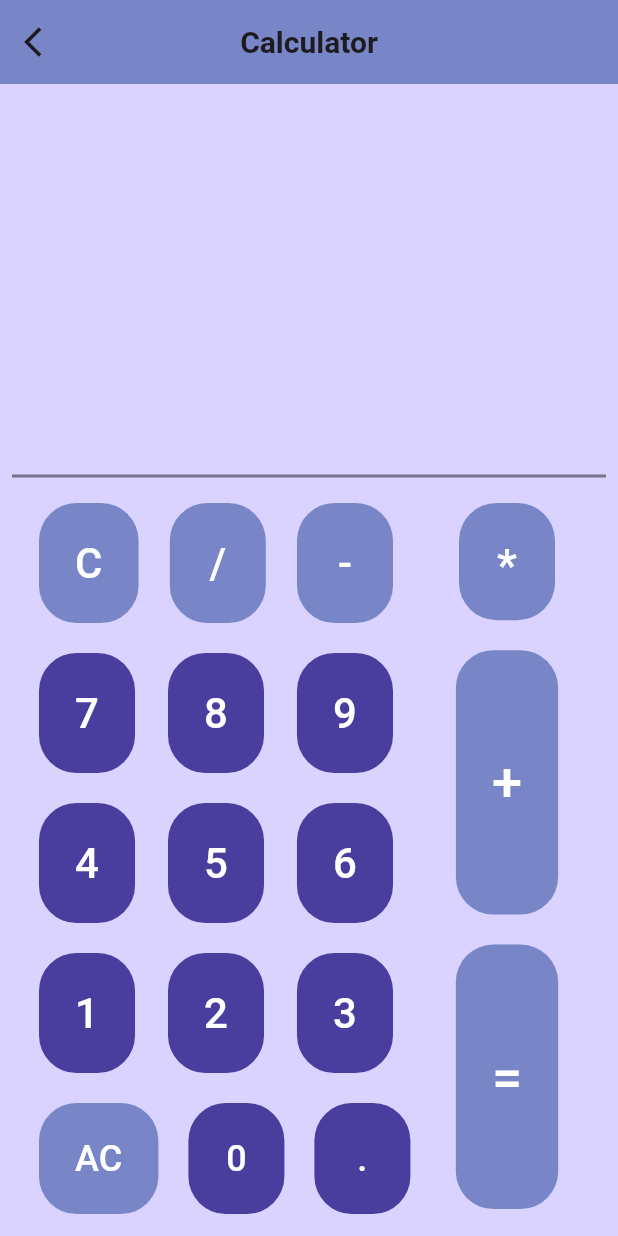
After one commit to zahraahmadi023/project, a Flutter app: the CalculatorScreen screen opened by its route, after a tap on "AC", on a phone screen of 412 x 824 dp. The commit adds this screen. Run offline on Flutter 3.47's test engine with Material 3 defaults, Android fonts, the phone set to English and light mode, and no system bars; our stand-ins replace country_picker, go_router.

Commit message:
adding sidbar and pages

```diff
--- /dev/null
+++ b/lib/cal_botton.dart
@@ -0,0 +1,42 @@
+import 'package:flutter/material.dart';
+
+class CalcButton extends StatelessWidget {
+  final String text;
+  final int fillColor;
+  final int textColor;
+  final double textSize;
+  final void Function(String) callback;
+
+  const CalcButton({
+    required this.text,
+    required this.fillColor,
+    this.textColor = 0xFFFFFFFF,
+    this.textSize = 28,
+    required this.callback,
+    super.key,
+  });
+
+  @override
+  Widget build(BuildContext context) {
+    return Container(
+      margin: const EdgeInsets.all(10),
+      child: TextButton(
+        onPressed: () => callback(text),
+        style: TextButton.styleFrom(
+          backgroundColor: Color(fillColor),
+          padding: const EdgeInsets.symmetric(vertical: 20, horizontal: 24),
+          shape: RoundedRectangleBorder(
+            borderRadius: BorderRadius.circular(25),
+          ),
+        ),
+        child: Text(
+          text,
+          style: TextStyle(
+            fontSize: textSize,
+            color: Color(textColor),
+          ),
+        ),
+      ),
+    );
+  }
+}
--- /dev/null
+++ b/lib/calculator_screen.dart
@@ -0,0 +1,232 @@
+
+import 'package:flutter/cupertino.dart';
+import 'package:flutter/material.dart';
+import 'package:go_router/go_router.dart';
+
+import 'cal_botton.dart';
+
+class CalculatorScreen extends StatefulWidget {
+  @override
+  State<CalculatorScreen> createState() => _CalculatorScreenState();
+}
+
+class _CalculatorScreenState extends State<CalculatorScreen> {
+  late int firstNum = 0;
+  late int secondNum = 0;
+  String history = '';
+  String textToDisplay = '';
+  late String res;
+  late String operation = '';
+
+  void btnOnClick(String bnVal) {
+    if (bnVal == "AC") {
+      setState(() {
+        textToDisplay = "";
+        firstNum = 0;
+        secondNum = 0;
+        res = "";
+        operation = "";
+      });
+      return;
+    }
+
+    if (bnVal == "C") {
+      setState(() {
+        if (textToDisplay.isNotEmpty) {
+          textToDisplay = textToDisplay.substring(0, textToDisplay.length - 1);
+        }
+      });
+      return;
+    }
+
+    if (bnVal == "=") {
+      if (operation.isNotEmpty && textToDisplay.isNotEmpty) {
+        secondNum = int.tryParse(textToDisplay) ?? 0;
+        switch (operation) {
+          case '+':
+            res = (firstNum + secondNum).toString();
+            break;
+          case '-':
+            res = (firstNum - secondNum).toString();
+            break;
+          case '*':
+            res = (firstNum * secondNum).toString();
+            break;
+          case '/':
+            res = secondNum != 0
+                ? (firstNum / secondNum).toStringAsFixed(2)
+                : "Error";
+            break;
+        }
+        setState(() {
+          history = "$firstNum $operation $secondNum = $res";
+          textToDisplay = res;
+          operation = "";
+        });
+      }
+      return;
+    }
+
+    if (['+', '-', '*', '/'].contains(bnVal)) {
+      if (textToDisplay.isNotEmpty) {
+        firstNum = int.tryParse(textToDisplay) ?? 0;
+        setState(() {
+          operation = bnVal;
+          textToDisplay = "";
+          history = "$firstNum $operation";
+        });
+      }
+      return;
+    }
+
+    setState(() {
+      textToDisplay += bnVal;
+    });
+  }
+
+  @override
+  Widget build(BuildContext context) {
+    final screenWidth = MediaQuery.of(context).size.width;
+
+    return Scaffold(
+      backgroundColor: const Color(0xFFDAD2FF),
+      appBar: AppBar(
+        leading: IconButton(onPressed: (){
+          context.go('/home');
+        }, icon: Icon(Icons.arrow_back_ios)),
+        title: const Text(
+          "Calculator",
+          style: TextStyle(fontSize: 20, fontWeight: FontWeight.bold),
+        ),
+        backgroundColor: const Color(0xFF7886C7),
+        centerTitle: true,
+      ),
+      body: Center(
+        child: Container(
+          width: screenWidth < 500 ? double.infinity : 500,
+          padding: const EdgeInsets.all(8),
+          child: Column(
+            children: [
+              Expanded(
+                flex:2,
+                child: Container(
+                  alignment: Alignment.bottomRight,
+                  padding: const EdgeInsets.all(16),
+                  child: Column(
+                    crossAxisAlignment: CrossAxisAlignment.end,
+                    mainAxisAlignment: MainAxisAlignment.end,
+                    children: [
+                      Text(
+                        history,
+                        style: TextStyle(fontSize: 32, color: Colors.black45),
+                      ),
+                      const SizedBox(height: 10),
+                      Text(
+                        textToDisplay,
+                        style: TextStyle(fontSize: 48, color: Colors.black),
+                      ),
+                    ],
+                  ),
+                ),
+              ),
+              const Divider(thickness: 2, color: Colors.black45),
+              Expanded(
+                flex: 4,
+                child: Row(
+                  children: [
+                    Expanded(
+                      flex: 4,
+                      child: Padding(
+                        padding: const EdgeInsets.only(left: 8),
+                        child: Column(
+                          mainAxisAlignment: MainAxisAlignment.spaceEvenly,
+                          children: [
+                            Row(
+                              mainAxisAlignment: MainAxisAlignment.spaceBetween,
+                              children: [
+                                CalcButton(text: "C", fillColor: 0xFF7886C7, callback: btnOnClick),
+                                CalcButton(text: "/", fillColor: 0xFF7886C7, callback: btnOnClick),
+                                CalcButton(text: "-", fillColor: 0xFF7886C7, callback: btnOnClick),
+                              ],
+                            ),
+                            Row(
+                              mainAxisAlignment: MainAxisAlignment.spaceBetween,
+                              children: [
+                                CalcButton(text: "7", fillColor: 0xFF493D9E, callback: btnOnClick),
+                                CalcButton(text: "8", fillColor: 0xFF493D9E, callback: btnOnClick),
+                                CalcButton(text: "9", fillColor: 0xFF493D9E, callback: btnOnClick),
+                              ],
+                            ),
+                            Row(
+                              mainAxisAlignment: MainAxisAlignment.spaceBetween,
+                              children: [
+                                CalcButton(text: "4", fillColor: 0xFF493D9E, callback: btnOnClick),
+                                CalcButton(text: "5", fillColor: 0xFF493D9E, callback: btnOnClick),
+                                CalcButton(text: "6", fillColor: 0xFF493D9E, callback: btnOnClick),
+                              ],
+                            ),
+                            Row(
+                              mainAxisAlignment: MainAxisAlignment.spaceBetween,
+                              children: [
+                                CalcButton(text: "1", fillColor: 0xFF493D9E, callback: btnOnClick),
+                                CalcButton(text: "2", fillColor: 0xFF493D9E, callback: btnOnClick),
+                                CalcButton(text: "3", fillColor: 0xFF493D9E, callback: btnOnClick),
+                              ],
+                            ),
+                            Row(
+                              mainAxisAlignment: MainAxisAlignment.spaceBetween,
+                              children: [
+                                CalcButton(text: "AC", fillColor: 0xFF7886C7, textSize: 24, callback: btnOnClick),
+                                CalcButton(text: "0", fillColor: 0xFF493D9E, textSize: 24, callback: btnOnClick),
+                                CalcButton(text: ".", fillColor: 0xFF493D9E, textSize: 24, callback: btnOnClick),
+                              ],
+                            ),
+                          ],
+                        ),
+                      ),
+                    ),
+                    Expanded(
+                      flex: 2,
+                      child: Column(
+                        children: [
+                          Expanded(
+                            flex: 1,
+                            child: CalcButton(
+                              text: "*",
+                              fillColor: 0xFF7886C7,
+                              textSize: 30,
+                              callback: btnOnClick,
+                            ),
+                          ),
+                          Expanded(
+                            flex: 2,
+                            child: CalcButton(
+                              text: "+",
+                              fillColor: 0xFF7886C7,
+                              textSize: 36,
+                              callback: btnOnClick,
+                            ),
+                          ),
+                          Expanded(
+                            flex: 2,
+                            child: CalcButton(
+                              text: "=",
+                              fillColor: 0xFF7886C7,
+                              textSize: 36,
+                              callback: btnOnClick,
+                            ),
+                          ),
+                        ],
+                      ),
+                    ),
+                  ],
+                ),
+              ),
+
+            ],
+          ),
+        ),
+      ),
+    );
+  }
+}
--- a/lib/main.dart
+++ b/lib/main.dart
@@ -1,37 +1,22 @@
 import 'package:flutter/material.dart';
 import 'package:go_router/go_router.dart';
-import 'package:project/Login.dart';
-import 'package:project/password.dart';
+import 'package:project/home_screen.dart';
+import 'package:project/login_otp/login_screen.dart';
+import 'package:project/login_otp/otp_screen.dart';
+import 'package:project/widgets/go_router.dart';
+
 
 void main() {
   runApp(MyApp());
 }
 
 class MyApp extends StatelessWidget {
-  final GoRouter _router = GoRouter(
-    routes: [
-      GoRoute(
-        path: '/',
-        builder: (context, state) => Login(),
-      ),
-      GoRoute(
-        path: '/second/:code',
-        builder: (context, state) {
-          final code = state.pathParameters['code'] ?? '';
-          return Pass(number: code);
-        },
-      ),
-    ],
-  );
+  const MyApp({super.key});
 
-  MyApp({super.key});
-
-  // This widget is the root of your application.
   @override
   Widget build(BuildContext context) {
     return MaterialApp.router(
-      routerConfig: _router,
-      title: 'مثال go_router',
+      routerConfig: AppRouter.router,
       debugShowCheckedModeBanner: false,
     );
   }
--- /dev/null
+++ b/lib/widgets/go_router.dart
@@ -0,0 +1,49 @@
+import 'package:flutter/material.dart';
+import 'package:go_router/go_router.dart';
+import 'package:project/about_screen.dart';
+import 'package:project/articls_screen.dart';
+import 'package:project/calculator_screen.dart';
+import 'package:project/setting_screen.dart';
+
+import '../home_screen.dart';
+import '../login_otp/login_screen.dart';
+import '../login_otp/otp_screen.dart';
+
+
+class AppRouter {
+  static final GoRouter router = GoRouter(
+    routes: [
+      GoRoute(
+        path: '/',
+        builder: (context, state) => LoginScreen(),
+      ),
+      GoRoute(
+        path: '/otp/:code',
+        builder: (context, state) {
+          final code = state.pathParameters['code'] ?? '';
+          return OtpScreen(number: code);
+        },
+      ),
+      GoRoute(
+        path: '/home',
+        builder: (context, state) => ResponsiveLayout(),
+      ),
+      GoRoute(
+        path: '/calc',
+        builder: (context, state) => CalculatorScreen(),
+      ),
+      GoRoute(
+        path: '/setting',
+        builder: (context, state) => SettingScreen(),
+      ),
+      GoRoute(
+        path: '/article',
+        builder: (context, state) => ArticlsScreen(),
+      ),
+      GoRoute(
+        path: '/about',
+        builder: (context, state) => AboutScreen(),
+      ),
+    ],
+  );
+}
--- a/pubspec.yaml
+++ b/pubspec.yaml
@@ -39,6 +39,8 @@ dependencies:
   # csc_picker_plus: ^0.0.1
   country_picker: ^2.0.20
   go_router: ^14.7.1
+  intl: ^0.20.2
+
 
 dev_dependencies:
   flutter_test:
```
Also changed, not shown: lib/about_screen.dart (added, +21 -0 lines), lib/articls_screen.dart (added, +21 -0 lines), lib/home_screen.dart (added, +100 -0 lines), lib/login_otp/login_screen.dart (renamed from lib/Login.dart, +44 -27 lines), lib/login_otp/otp_screen.dart (renamed from lib/password.dart, +44 -31 lines), lib/setting_screen.dart (added, +21 -0 lines), pubspec.lock.
